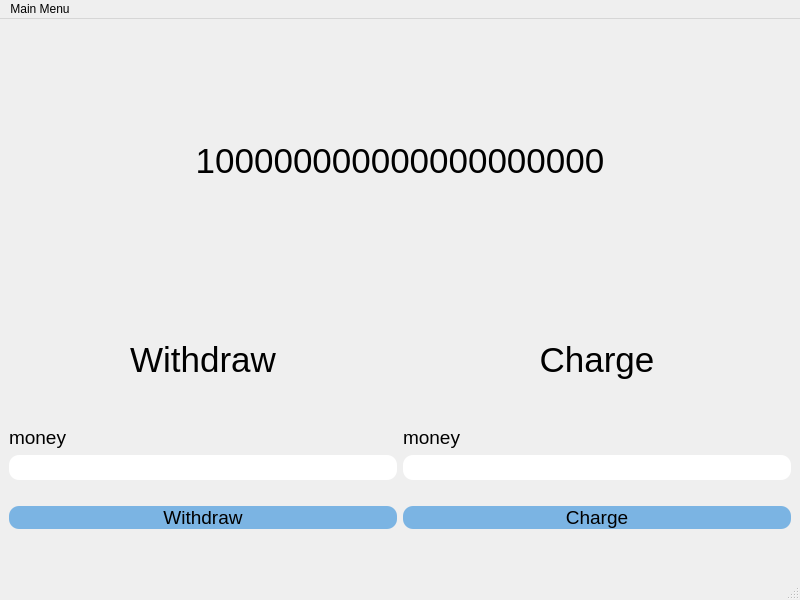
Above: withdraw.ui from SAMoosavi/AdvancedProgrammingProject2 before the change. Below: the same form after it.
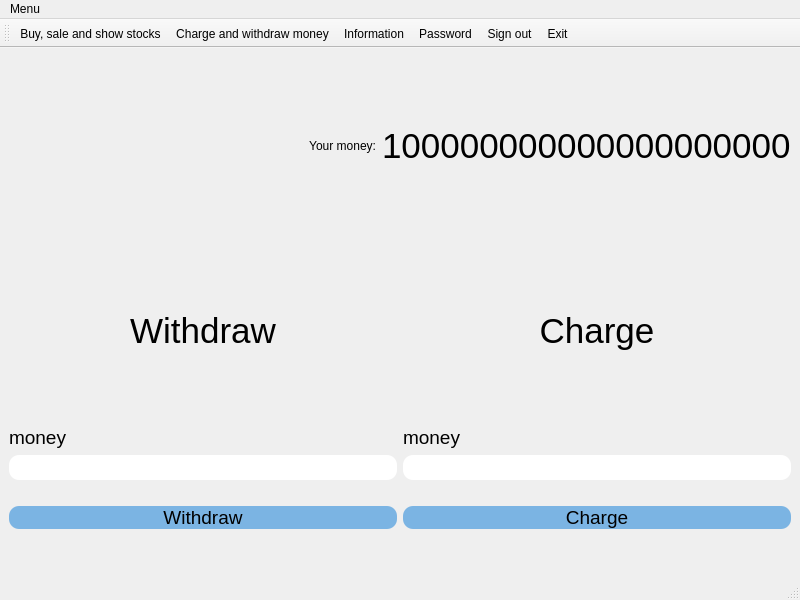
That is the form after the change. Icons and pictures are not drawn.

The edit to the form file:
```diff
--- a/withdraw.ui
+++ b/withdraw.ui
@@ -14,72 +14,8 @@
    <string>MainWindow</string>
   </property>
   <widget class="QWidget" name="centralwidget">
-   <layout class="QHBoxLayout" name="horizontalLayout_2">
-    <item>
-     <layout class="QVBoxLayout" name="verticalLayout_7">
-      <item>
-       <layout class="QVBoxLayout" name="verticalLayout_8">
-        <item>
-         <spacer name="verticalSpacer_8">
-          <property name="orientation">
-           <enum>Qt::Vertical</enum>
-          </property>
-          <property name="sizeHint" stdset="0">
-           <size>
-            <width>20</width>
-            <height>40</height>
-           </size>
-          </property>
-         </spacer>
-        </item>
-        <item>
-         <widget class="QLabel" name="label_money">
-          <property name="font">
-           <font>
-            <pointsize>26</pointsize>
-           </font>
-          </property>
-          <property name="text">
-           <string>100000000000000000000</string>
-          </property>
-          <property name="alignment">
-           <set>Qt::AlignCenter</set>
-          </property>
-         </widget>
-        </item>
-        <item>
-         <spacer name="verticalSpacer_7">
-          <property name="orientation">
-           <enum>Qt::Vertical</enum>
-          </property>
-          <property name="sizeHint" stdset="0">
-           <size>
-            <width>20</width>
-            <height>40</height>
-           </size>
-          </property>
-         </spacer>
-        </item>
-       </layout>
-      </item>
-      <item>
-       <layout class="QHBoxLayout" name="horizontalLayout">
-        <item>
-         <layout class="QVBoxLayout" name="verticalLayout_3">
-          <item>
-           <spacer name="verticalSpacer_2">
-            <property name="orientation">
-             <enum>Qt::Vertical</enum>
-            </property>
-            <property name="sizeHint" stdset="0">
-             <size>
-              <width>20</width>
-              <height>40</height>
-             </size>
-            </property>
-           </spacer>
-          </item>
-          <item>
+   <layout class="QGridLayout" name="gridLayout">
+    <item row="4" column="0">
            <widget class="QLabel" name="label_2">
             <property name="font">
              <font>
@@ -94,7 +30,20 @@
             </property>
            </widget>
           </item>
-          <item>
+    <item row="3" column="0">
+     <spacer name="verticalSpacer_2">
+      <property name="orientation">
+       <enum>Qt::Vertical</enum>
+      </property>
+      <property name="sizeHint" stdset="0">
+       <size>
+        <width>20</width>
+        <height>40</height>
+       </size>
+      </property>
+     </spacer>
+    </item>
+    <item row="5" column="0">
            <spacer name="verticalSpacer_5">
             <property name="orientation">
              <enum>Qt::Vertical</enum>
@@ -107,7 +56,7 @@
             </property>
            </spacer>
           </item>
-          <item>
+    <item row="6" column="0">
            <layout class="QVBoxLayout" name="verticalLayout_2">
             <item>
              <layout class="QVBoxLayout" name="verticalLayout">
@@ -172,24 +121,7 @@
             </item>
            </layout>
           </item>
-         </layout>
-        </item>
-        <item>
-         <layout class="QVBoxLayout" name="verticalLayout_6">
-          <item>
-           <spacer name="verticalSpacer_4">
-            <property name="orientation">
-             <enum>Qt::Vertical</enum>
-            </property>
-            <property name="sizeHint" stdset="0">
-             <size>
-              <width>20</width>
-              <height>40</height>
-             </size>
-            </property>
-           </spacer>
-          </item>
-          <item>
+    <item row="4" column="1">
            <widget class="QLabel" name="label">
             <property name="font">
              <font>
@@ -204,7 +136,7 @@
             </property>
            </widget>
           </item>
-          <item>
+    <item row="5" column="1">
            <spacer name="verticalSpacer_6">
             <property name="orientation">
              <enum>Qt::Vertical</enum>
@@ -217,7 +149,49 @@
             </property>
            </spacer>
           </item>
+    <item row="3" column="1">
+     <spacer name="verticalSpacer_4">
+      <property name="orientation">
+       <enum>Qt::Vertical</enum>
+      </property>
+      <property name="sizeHint" stdset="0">
+       <size>
+        <width>20</width>
+        <height>40</height>
+       </size>
+      </property>
+     </spacer>
+    </item>
+    <item row="1" column="0" colspan="2">
+     <layout class="QHBoxLayout" name="horizontalLayout">
           <item>
+       <widget class="QLabel" name="label_3">
+        <property name="text">
+         <string>Your money:</string>
+        </property>
+        <property name="alignment">
+         <set>Qt::AlignRight|Qt::AlignTrailing|Qt::AlignVCenter</set>
+        </property>
+       </widget>
+      </item>
+      <item>
+       <widget class="QLabel" name="label_money">
+        <property name="font">
+         <font>
+          <pointsize>26</pointsize>
+         </font>
+        </property>
+        <property name="text">
+         <string>100000000000000000000</string>
+        </property>
+        <property name="alignment">
+         <set>Qt::AlignLeading|Qt::AlignLeft|Qt::AlignVCenter</set>
+        </property>
+       </widget>
+      </item>
+     </layout>
+    </item>
+    <item row="6" column="1">
            <layout class="QVBoxLayout" name="verticalLayout_5">
             <item>
              <layout class="QVBoxLayout" name="verticalLayout_4">
@@ -282,11 +256,31 @@
             </item>
            </layout>
           </item>
-         </layout>
-        </item>
-       </layout>
-      </item>
-     </layout>
+    <item row="0" column="0" colspan="2">
+     <spacer name="verticalSpacer_8">
+      <property name="orientation">
+       <enum>Qt::Vertical</enum>
+      </property>
+      <property name="sizeHint" stdset="0">
+       <size>
+        <width>20</width>
+        <height>40</height>
+       </size>
+      </property>
+     </spacer>
+    </item>
+    <item row="2" column="0" colspan="2">
+     <spacer name="verticalSpacer_7">
+      <property name="orientation">
+       <enum>Qt::Vertical</enum>
+      </property>
+      <property name="sizeHint" stdset="0">
+       <size>
+        <width>20</width>
+        <height>40</height>
+       </size>
+      </property>
+     </spacer>
     </item>
    </layout>
   </widget>
@@ -296,12 +290,12 @@
      <x>0</x>
      <y>0</y>
      <width>800</width>
-     <height>21</height>
+     <height>25</height>
     </rect>
    </property>
    <widget class="QMenu" name="menuMain_Menu">
     <property name="title">
-     <string>Main Menu</string>
+     <string>Menu</string>
     </property>
     <widget class="QMenu" name="menuChange">
      <property name="title">
@@ -311,40 +305,87 @@
      <addaction name="actionPassword"/>
     </widget>
     <addaction name="actionStock"/>
+    <addaction name="actionCharge_and_withdraw_money"/>
     <addaction name="menuChange"/>
-    <addaction name="actionCharge_and_withdraw_money"/>
     <addaction name="actionSign_out"/>
     <addaction name="actionExit"/>
    </widget>
    <addaction name="menuMain_Menu"/>
   </widget>
   <widget class="QStatusBar" name="statusbar"/>
+  <widget class="QToolBar" name="toolBar">
+   <property name="windowTitle">
+    <string>toolBar</string>
+   </property>
+   <attribute name="toolBarArea">
+    <enum>TopToolBarArea</enum>
+   </attribute>
+   <attribute name="toolBarBreak">
+    <bool>false</bool>
+   </attribute>
+   <addaction name="actionStock"/>
+   <addaction name="actionCharge_and_withdraw_money"/>
+   <addaction name="actionInformation"/>
+   <addaction name="actionPassword"/>
+   <addaction name="actionSign_out"/>
+   <addaction name="actionExit"/>
+  </widget>
   <action name="actionStock">
+   <property name="icon">
+    <iconset resource="resource.qrc">
+     <normaloff>:/icons/icons8-stocks-96.png</normaloff>:/icons/icons8-stocks-96.png</iconset>
+   </property>
    <property name="text">
-    <string>Stock</string>
+    <string>Buy, sale and show stocks</string>
    </property>
   </action>
   <action name="actionInformation">
+   <property name="icon">
+    <iconset resource="resource.qrc">
+     <normaloff>:/icons/icons8-information-64.png</normaloff>:/icons/icons8-information-64.png</iconset>
+   </property>
    <property name="text">
     <string>Information</string>
    </property>
+   <property name="toolTip">
+    <string>Change information</string>
+   </property>
   </action>
   <action name="actionPassword">
+   <property name="icon">
+    <iconset resource="resource.qrc">
+     <normaloff>:/icons/icons8-password-window-96.png</normaloff>:/icons/icons8-password-window-96.png</iconset>
+   </property>
    <property name="text">
     <string>Password</string>
    </property>
+   <property name="toolTip">
+    <string>Change password</string>
+   </property>
   </action>
   <action name="actionCharge_and_withdraw_money">
+   <property name="icon">
+    <iconset resource="resource.qrc">
+     <normaloff>:/icons/icons8-money-96.png</normaloff>:/icons/icons8-money-96.png</iconset>
+   </property>
    <property name="text">
     <string>Charge and withdraw money</string>
    </property>
   </action>
   <action name="actionSign_out">
+   <property name="icon">
+    <iconset resource="resource.qrc">
+     <normaloff>:/icons/icons8-logout-96.png</normaloff>:/icons/icons8-logout-96.png</iconset>
+   </property>
    <property name="text">
     <string>Sign out</string>
    </property>
   </action>
   <action name="actionExit">
+   <property name="icon">
+    <iconset resource="resource.qrc">
+     <normaloff>:/icons/icons8-close-96.png</normaloff>:/icons/icons8-close-96.png</iconset>
+   </property>
    <property name="text">
     <string>Exit</string>
    </property>
```
Left out of the diff: 4 changed lines with no effect on the pictures. Lines whose indentation alone changed are shown as unchanged.
